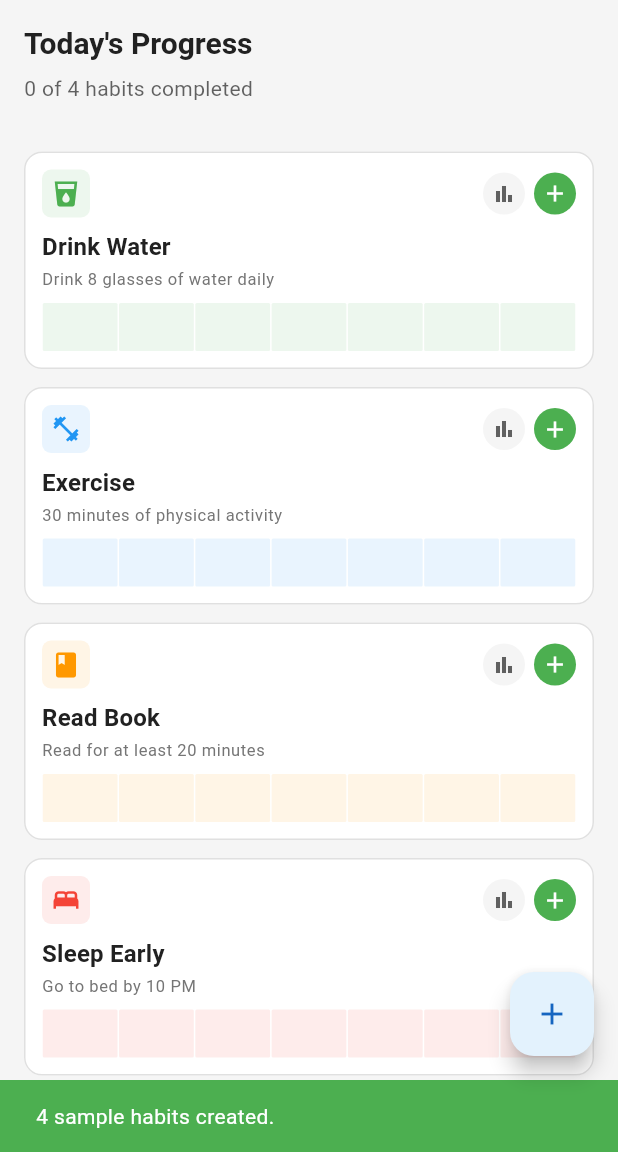
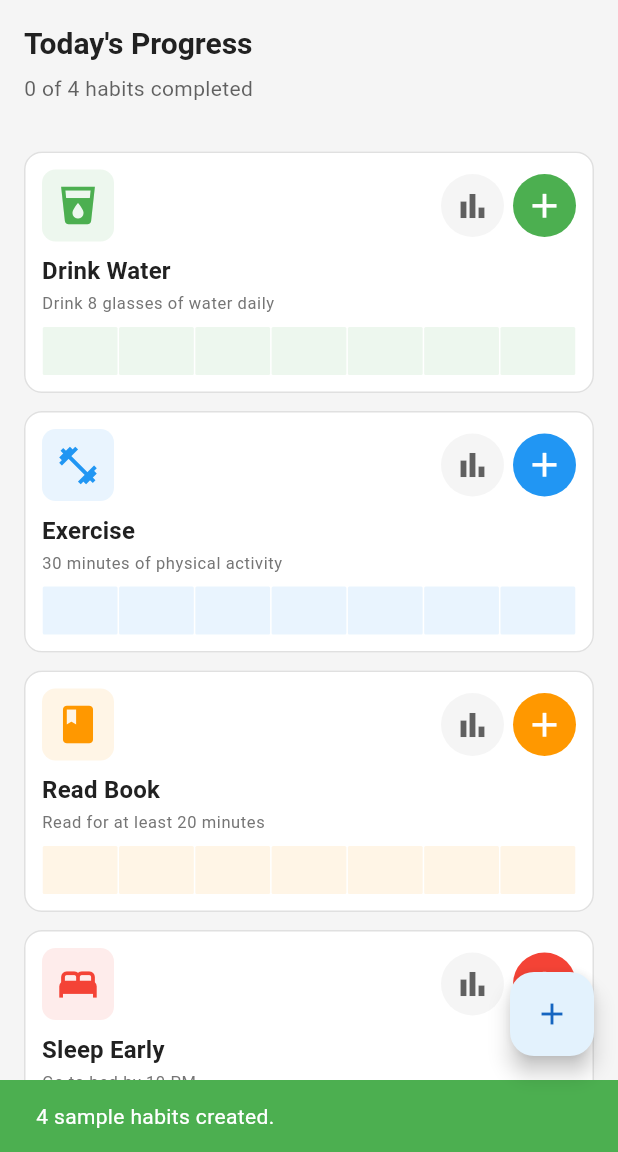
Before and after one commit to fcavaletto/habit_forge_app, a Flutter app: the screen it shows after launch, after a tap on "Add Sample Habits", on a phone screen of 412 x 824 dp, the part 84-1236 px from its top. Run offline on Flutter 3.47's test engine with Material 3 defaults, Android fonts, the phone set to English and light mode, and no system bars; our stand-ins replace file_picker, fl_chart, flutter_local_notifications, share_plus, shared_preferences, sqflite and 1 more; accounts and stored records are empty.

Commit message:
Improve habit card completion controls and accessibility
- Replace conditional completion controls with always-visible plus button
- Add minus button to the left when completions exist (removes count display)
- Make all first-row elements 50% bigger for better accessibility:
  - Habit icon: 32x32 → 48x48
  - Stats button: 28x28 → 42x42
  - Minus/Plus buttons: 28x28 → 42x42
- Maintain consistent styling and proper spacing
- Preserve all accessibility features and semantic labels

```diff
--- a/lib/widgets/habit_card.dart
+++ b/lib/widgets/habit_card.dart
@@ -102,16 +102,16 @@ class HabitCard extends StatelessWidget {
                       label: 'Habit icon',
                       excludeSemantics: true,
                       child: Container(
-                        width: 32, // Smaller icon
-                        height: 32,
+                        width: 48, // 50% bigger (32 * 1.5)
+                        height: 48,
                         decoration: BoxDecoration(
                           color: habitColor.withValues(alpha: 0.1),
-                          borderRadius: BorderRadius.circular(6),
+                          borderRadius: BorderRadius.circular(9), // Slightly larger radius
                         ),
                         child: Icon(
                           _getIconData(habit.iconName),
                           color: habitColor,
-                          size: 20,
+                          size: 30, // 50% bigger (20 * 1.5)
                         ),
                       ),
                     ),
@@ -135,10 +135,10 @@ class HabitCard extends StatelessWidget {
                               ),
                             );
                           },
-                          borderRadius: BorderRadius.circular(16),
+                          borderRadius: BorderRadius.circular(24), // 50% bigger radius
                           child: Container(
-                            width: 28,
-                            height: 28,
+                            width: 42, // 50% bigger (28 * 1.5)
+                            height: 42,
                             decoration: BoxDecoration(
                               color: colorScheme.surfaceContainerHighest,
                               shape: BoxShape.circle,
@@ -146,105 +146,63 @@ class HabitCard extends StatelessWidget {
                             child: Icon(
                               Icons.bar_chart,
                               color: colorScheme.onSurface.withValues(alpha: 0.7),
-                              size: 16,
+                              size: 24, // 50% bigger (16 * 1.5)
                             ),
                           ),
                         ),
                       ),
                       const SizedBox(width: 6),
-                      // Completion controls
-                      if (todayCount == 0)
-                        // Simple add button when no completions
-                      Semantics(
-                          label: 'Increment ${habit.name} completion count',
-                          hint: 'Tap to add first completion for today',
-                        button: true,
-                        child: InkWell(
-                          onTap: onComplete,
-                          borderRadius: BorderRadius.circular(16),
-                          child: Container(
-                            width: 28,
-                            height: 28,
-                            decoration: BoxDecoration(
-                              color: colorScheme.secondary,
-                              shape: BoxShape.circle,
-                            ),
-                            child: Icon(
-                                Icons.add,
-                              color: colorScheme.onSecondary,
-                              size: 18,
-                              ),
-                            ),
-                          ),
-                        )
-                      else
-                        // +/- controls with count when there are completions
+                      // Completion controls - always show plus button, conditionally show minus button
                       Row(
                         mainAxisSize: MainAxisSize.min,
                         children: [
-                            // Decrement button
+                          // Conditionally show minus button when there are completions
+                          if (todayCount > 0) ...[
                             Semantics(
                               label: 'Decrement ${habit.name} completion count',
                               hint: 'Tap to reduce completion count',
                               button: true,
                               child: InkWell(
                                 onTap: onDecrement ?? onComplete,
-                                borderRadius: BorderRadius.circular(12),
+                                borderRadius: BorderRadius.circular(24), // 50% bigger radius
                                 child: Container(
-                                  width: 20,
-                                  height: 20,
+                                  width: 42, // 50% bigger (28 * 1.5)
+                                  height: 42,
                                   decoration: BoxDecoration(
-                                    color: habitColor.withValues(alpha: 0.8),
+                                    color: habitColor,
                                     shape: BoxShape.circle,
                                   ),
                                   child: const Icon(
                                     Icons.remove,
                                     color: Colors.white,
-                                    size: 12,
+                                    size: 27, // 50% bigger (18 * 1.5)
                                   ),
                                 ),
                               ),
                             ),
-                            const SizedBox(width: 2),
-                            // Count display
-                            Container(
-                              width: 24,
-                              height: 24,
-                              decoration: BoxDecoration(
-                                color: habitColor,
-                                shape: BoxShape.circle,
-                              ),
-                              child: Center(
-                                child: Text(
-                                  todayCount.toString(),
-                                  style: const TextStyle(
-                                    color: Colors.white,
-                                    fontSize: 10,
-                                    fontWeight: FontWeight.w600,
-                                  ),
-                                ),
-                              ),
-                            ),
-                            const SizedBox(width: 2),
-                            // Increment button
+                            const SizedBox(width: 6),
+                          ],
+                          // Always show plus button
                           Semantics(
                             label: 'Increment ${habit.name} completion count',
-                              hint: 'Tap to increase completion count',
+                            hint: todayCount == 0
+                                ? 'Tap to add first completion for today'
+                                : 'Tap to increase completion count',
                             button: true,
                             child: InkWell(
                               onTap: onIncrement ?? onComplete,
-                                borderRadius: BorderRadius.circular(12),
+                              borderRadius: BorderRadius.circular(24), // 50% bigger radius
                               child: Container(
-                                  width: 20,
-                                  height: 20,
+                                width: 42, // 50% bigger (28 * 1.5)
+                                height: 42,
                                 decoration: BoxDecoration(
-                                    color: habitColor.withValues(alpha: 0.8),
+                                  color: habitColor,
                                   shape: BoxShape.circle,
                                 ),
                                 child: const Icon(
                                   Icons.add,
                                   color: Colors.white,
-                                    size: 12,
+                                  size: 27, // 50% bigger (18 * 1.5)
                                 ),
                               ),
                             ),
```
Lines whose indentation alone changed are shown as unchanged.
